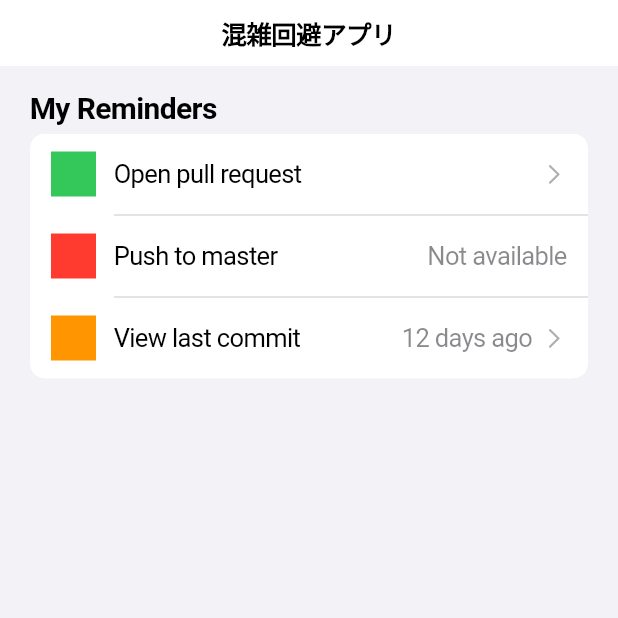
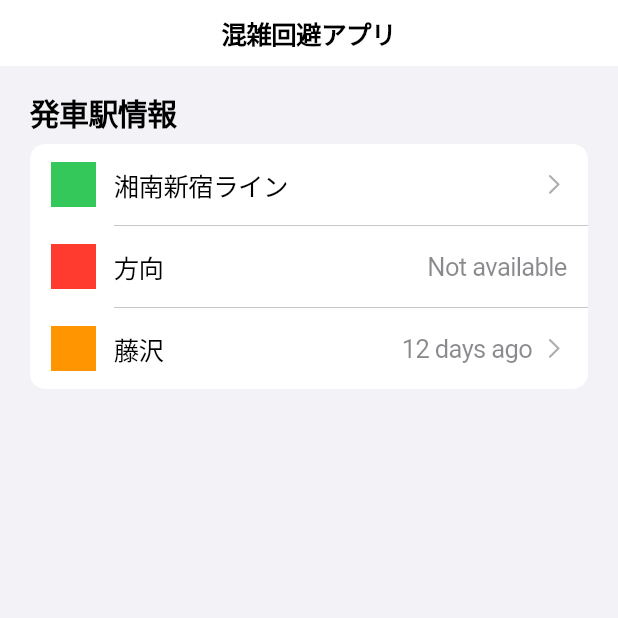
Before and after one commit to sakkke/quickflow, a Flutter app: the screen it shows after launch, on a phone screen of 412 x 824 dp, the top half of it. Run offline on Flutter 3.47's test engine with Material 3 defaults, Android fonts, the phone set to English and light mode, and no system bars.

Commit message:
feat: update texts

```diff
--- a/lib/main.dart
+++ b/lib/main.dart
@@ -64,10 +64,10 @@ class ListSectionInsetExample extends StatelessWidget {
   Widget build(BuildContext context) {
     return CupertinoPageScaffold(
       child: CupertinoListSection.insetGrouped(
-        header: const Text('My Reminders'),
+        header: const Text('発車駅情報'),
         children: <CupertinoListTile>[
           CupertinoListTile.notched(
-            title: const Text('Open pull request'),
+            title: const Text('湘南新宿ライン'),
             leading: Container(
               width: double.infinity,
               height: double.infinity,
@@ -83,7 +83,7 @@ class ListSectionInsetExample extends StatelessWidget {
             ),
           ),
           CupertinoListTile.notched(
-            title: const Text('Push to master'),
+            title: const Text('方向'),
             leading: Container(
               width: double.infinity,
               height: double.infinity,
@@ -92,7 +92,7 @@ class ListSectionInsetExample extends StatelessWidget {
             additionalInfo: const Text('Not available'),
           ),
           CupertinoListTile.notched(
-            title: const Text('View last commit'),
+            title: const Text('藤沢'),
             leading: Container(
               width: double.infinity,
               height: double.infinity,
```
